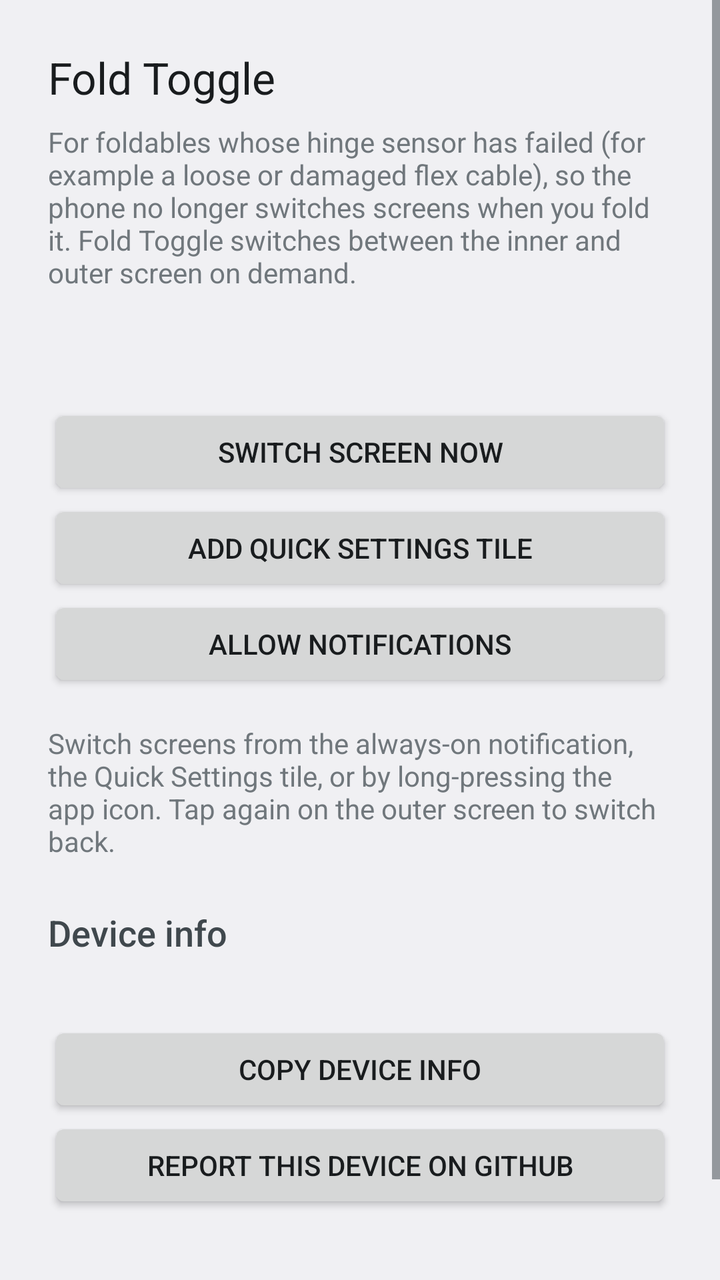
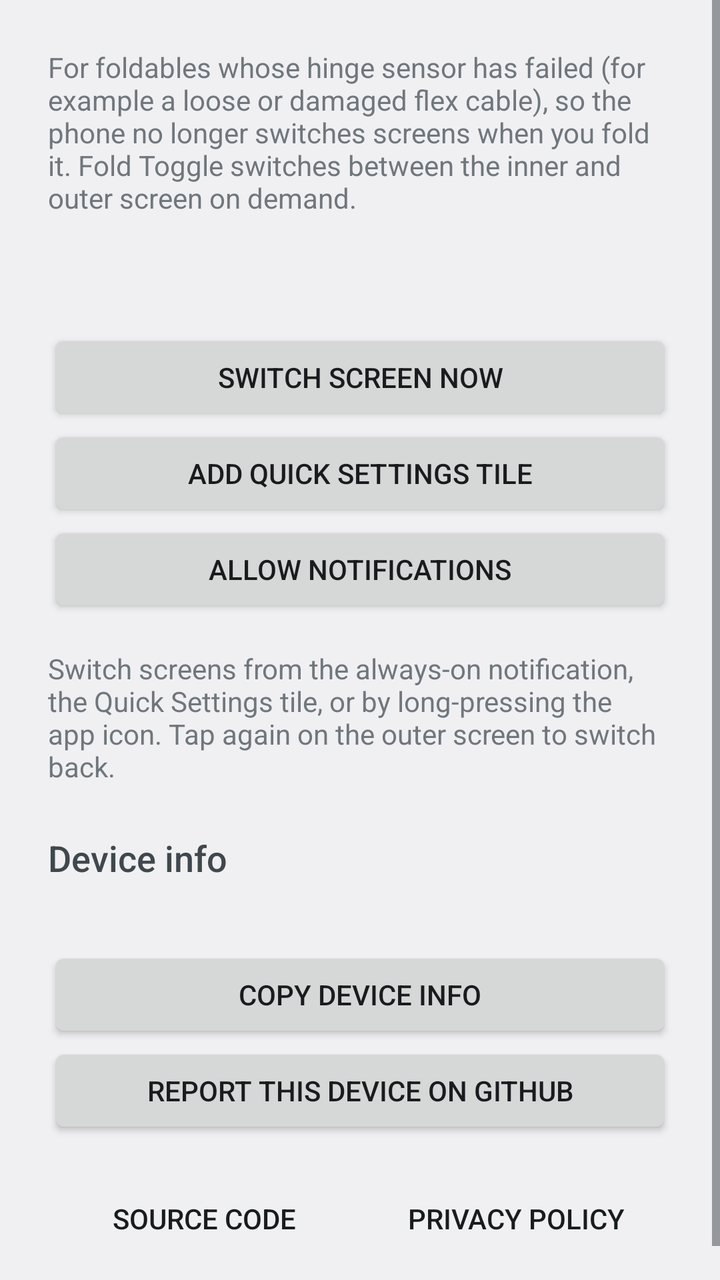

Screens rendered from an Android XML layout before and after an edit, with the pre-edit source and the edit as a unified diff.
<!-- AndroidManifest.xml: application theme android:Theme.DeviceDefault.DayNight -->
<!-- res/layout/activity_main.xml -->
<?xml version="1.0" encoding="utf-8"?>
<ScrollView xmlns:android="http://schemas.android.com/apk/res/android"
    android:layout_width="match_parent"
    android:layout_height="match_parent"
    android:fitsSystemWindows="true">

    <LinearLayout
        android:layout_width="match_parent"
        android:layout_height="wrap_content"
        android:orientation="vertical"
        android:padding="24dp">

        <TextView
            android:layout_width="wrap_content"
            android:layout_height="wrap_content"
            android:text="@string/app_name"
            android:textAppearance="?android:attr/textAppearanceLarge" />

        <TextView
            android:layout_width="match_parent"
            android:layout_height="wrap_content"
            android:layout_marginTop="8dp"
            android:text="@string/intro" />

        <TextView
            android:id="@+id/status"
            android:layout_width="match_parent"
            android:layout_height="wrap_content"
            android:layout_marginTop="16dp"
            android:textAppearance="?android:attr/textAppearanceMedium" />

        <Button
            android:id="@+id/btn_switch"
            android:layout_width="match_parent"
            android:layout_height="wrap_content"
            android:layout_marginTop="16dp"
            android:text="@string/btn_switch" />

        <Button
            android:id="@+id/btn_tile"
            android:layout_width="match_parent"
            android:layout_height="wrap_content"
            android:text="@string/btn_tile" />

        <Button
            android:id="@+id/btn_notif"
            android:layout_width="match_parent"
            android:layout_height="wrap_content"
            android:text="@string/btn_notif" />

        <TextView
            android:layout_width="match_parent"
            android:layout_height="wrap_content"
            android:layout_marginTop="16dp"
            android:text="@string/howto" />

        <TextView
            android:layout_width="wrap_content"
            android:layout_height="wrap_content"
            android:layout_marginTop="24dp"
            android:text="@string/diagnostics_header"
            android:textAppearance="?android:attr/textAppearanceMedium" />

        <TextView
            android:id="@+id/diagnostics"
            android:layout_width="match_parent"
            android:layout_height="wrap_content"
            android:layout_marginTop="8dp"
            android:fontFamily="monospace"
            android:textIsSelectable="true"
            android:textSize="12sp" />

        <Button
            android:id="@+id/btn_copy"
            android:layout_width="match_parent"
            android:layout_height="wrap_content"
            android:layout_marginTop="8dp"
            android:text="@string/btn_copy" />

        <Button
            android:id="@+id/btn_report"
            android:layout_width="match_parent"
            android:layout_height="wrap_content"
            android:text="@string/btn_report" />

        <LinearLayout
            android:layout_width="match_parent"
            android:layout_height="wrap_content"
            android:layout_marginTop="16dp"
            android:orientation="horizontal">

            <Button
                android:id="@+id/btn_source"
                style="?android:attr/borderlessButtonStyle"
                android:layout_width="0dp"
                android:layout_height="wrap_content"
                android:layout_weight="1"
                android:text="@string/btn_source" />

            <Button
                android:id="@+id/btn_privacy"
                style="?android:attr/borderlessButtonStyle"
                android:layout_width="0dp"
                android:layout_height="wrap_content"
                android:layout_weight="1"
                android:text="@string/btn_privacy" />
        </LinearLayout>
    </LinearLayout>
</ScrollView>
<!-- resources referenced by this layout -->
<resources>
  <string name="app_name">Fold Toggle</string>
  <string name="btn_copy">Copy device info</string>
  <string name="btn_notif">Allow notifications</string>
  <string name="btn_privacy">Privacy policy</string>
  <string name="btn_report">Report this device on GitHub</string>
  <string name="btn_source">Source code</string>
  <string name="btn_switch">Switch screen now</string>
  <string name="btn_tile">Add Quick Settings tile</string>
  <string name="diagnostics_header">Device info</string>
  <string name="howto">Switch screens from the always-on notification, the Quick Settings tile, or by long-pressing the app icon. Tap again on the outer screen to switch back.</string>
  <string name="intro">For foldables whose hinge sensor has failed (for example a loose or damaged flex cable), so the phone no longer switches screens when you fold it. Fold Toggle switches between the inner and outer screen on demand.</string>
</resources>

<!-- the commit's change to res/layout/activity_main.xml (unified diff, before → after) -->
@@ -11,15 +11,8 @@
         android:padding="24dp">
 
         <TextView
-            android:layout_width="wrap_content"
-            android:layout_height="wrap_content"
-            android:text="@string/app_name"
-            android:textAppearance="?android:attr/textAppearanceLarge" />
-
-        <TextView
             android:layout_width="match_parent"
             android:layout_height="wrap_content"
-            android:layout_marginTop="8dp"
             android:text="@string/intro" />
 
         <TextView
<!-- resource entries referenced after the edit -->
@@ -1,6 +1,5 @@
 <!-- resources referenced by this layout -->
 <resources>
-  <string name="app_name">Fold Toggle</string>
   <string name="btn_copy">Copy device info</string>
   <string name="btn_notif">Allow notifications</string>
   <string name="btn_privacy">Privacy policy</string>
